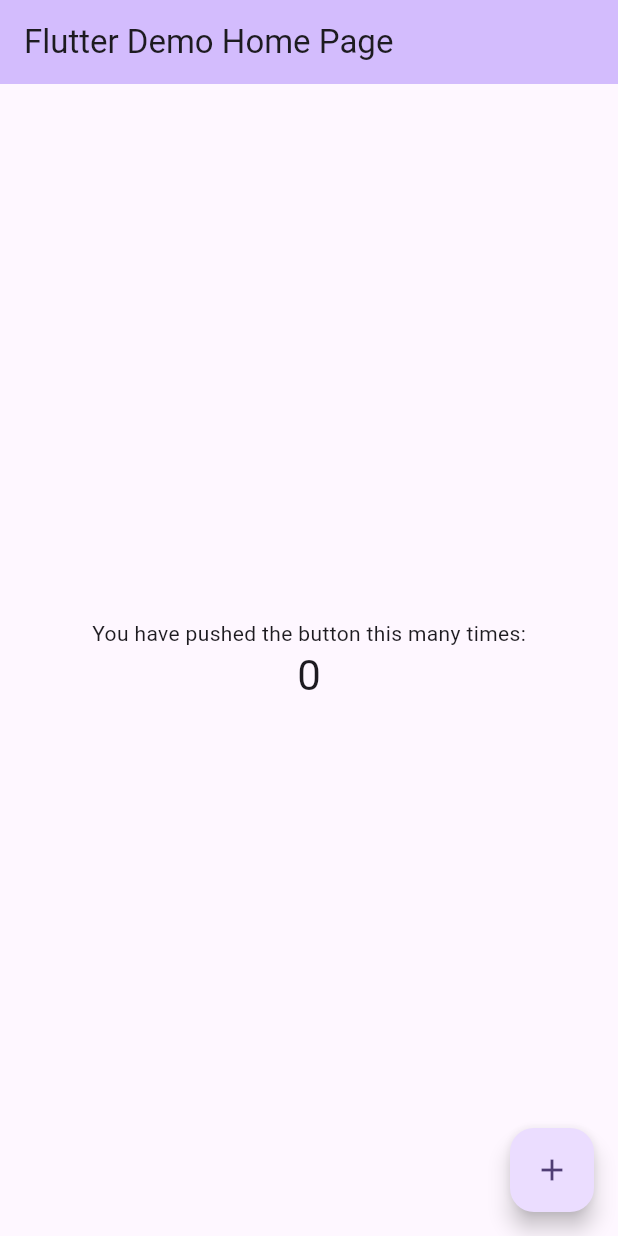
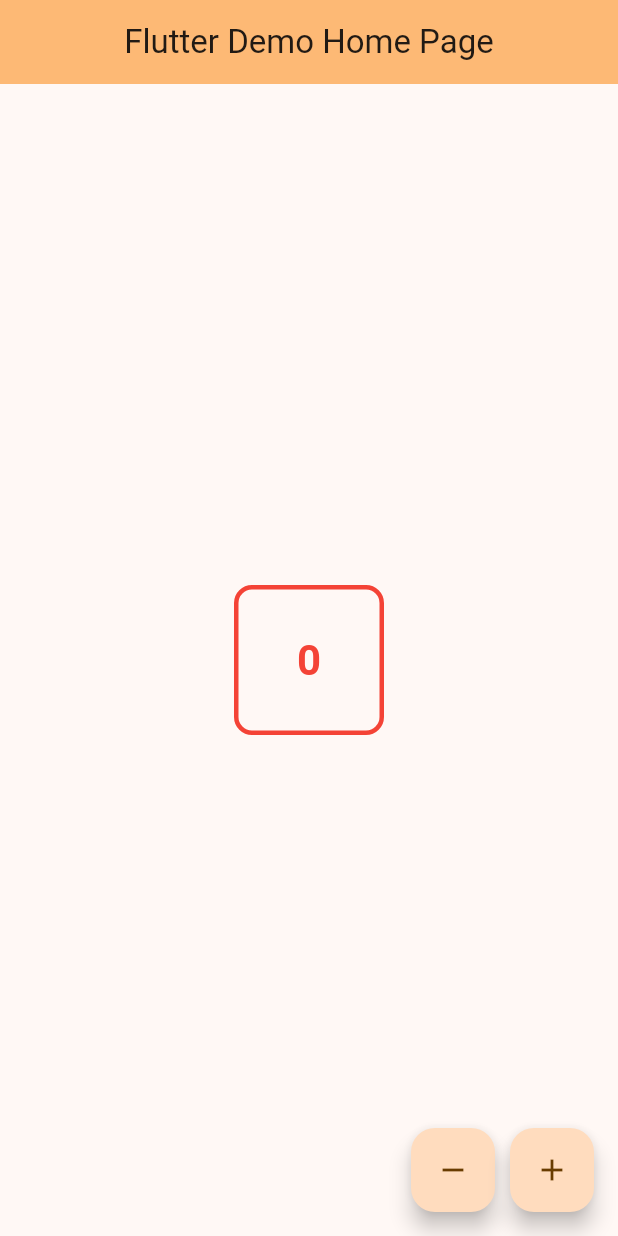
Before and after one commit to rddeveloper2019/ticket-app-flutter, a Flutter app: the screen it shows after launch, on a phone screen of 412 x 824 dp. Run offline on Flutter 3.47's test engine with Material 3 defaults, Android fonts, the phone set to English and light mode, and no system bars.

Commit message:
init app

```diff
--- a/analysis_options.yaml
+++ b/analysis_options.yaml
@@ -23,6 +23,8 @@ linter:
   rules:
     # avoid_print: false  # Uncomment to disable the `avoid_print` rule
     # prefer_single_quotes: true  # Uncomment to enable the `prefer_single_quotes` rule
+    prefer_const_constructors: true
+    prefer_const_declarations: true
 
 # Additional information about this file can be found at
 # https://dart.dev/guides/language/analysis-options
--- a/lib/main.dart
+++ b/lib/main.dart
@@ -12,9 +12,10 @@ class MyApp extends StatelessWidget {
     return MaterialApp(
       title: 'Flutter Demo',
       theme: ThemeData(
-        colorScheme: ColorScheme.fromSeed(seedColor: Colors.deepPurple),
+        colorScheme: ColorScheme.fromSeed(seedColor: Colors.orange.shade500),
       ),
       home: const MyHomePage(title: 'Flutter Demo Home Page'),
+      debugShowCheckedModeBanner: false,
     );
   }
 }
@@ -31,10 +32,12 @@ class MyHomePage extends StatefulWidget {
 class _MyHomePageState extends State<MyHomePage> {
   int _counter = 0;
 
-  void _incrementCounter() {
-    setState(() {
-      _counter++;
-    });
+  void Function() _changeCounter(int value) {
+    return () {
+      setState(() {
+        _counter += value;
+      });
+    };
   }
 
   @override
@@ -42,6 +45,7 @@ class _MyHomePageState extends State<MyHomePage> {
     return Scaffold(
       appBar: AppBar(
         backgroundColor: Theme.of(context).colorScheme.inversePrimary,
+        centerTitle: true,
 
         title: Text(widget.title),
       ),
@@ -49,18 +53,40 @@ class _MyHomePageState extends State<MyHomePage> {
         child: Column(
           mainAxisAlignment: MainAxisAlignment.center,
           children: <Widget>[
-            const Text('You have pushed the button this many times:'),
-            Text(
-              '$_counter',
-              style: Theme.of(context).textTheme.headlineMedium,
+            Container(
+              height: 100,
+              width: 100,
+              decoration: BoxDecoration(
+                border: Border.all(width: 3, color: Colors.red),
+                borderRadius: const BorderRadius.all(Radius.circular(12)),
+              ),
+              alignment: Alignment.center,
+              child: Text(
+                '$_counter',
+                style: Theme.of(context).textTheme.headlineMedium!.copyWith(
+                  color: Colors.red,
+                  fontWeight: FontWeight.bold,
+                ),
+              ),
             ),
           ],
         ),
       ),
-      floatingActionButton: FloatingActionButton(
-        onPressed: _incrementCounter,
-        tooltip: 'Increment',
-        child: const Icon(Icons.add),
+      floatingActionButton: Row(
+        mainAxisAlignment: MainAxisAlignment.end,
+        children: [
+          FloatingActionButton(
+            onPressed: _changeCounter(-1),
+            tooltip: 'Decrement',
+            child: const Icon(Icons.remove),
+          ),
+          const SizedBox(width: 10),
+          FloatingActionButton(
+            onPressed: _changeCounter(1),
+            tooltip: 'Increment',
+            child: const Icon(Icons.add),
+          ),
+        ],
       ),
     );
   }
```
